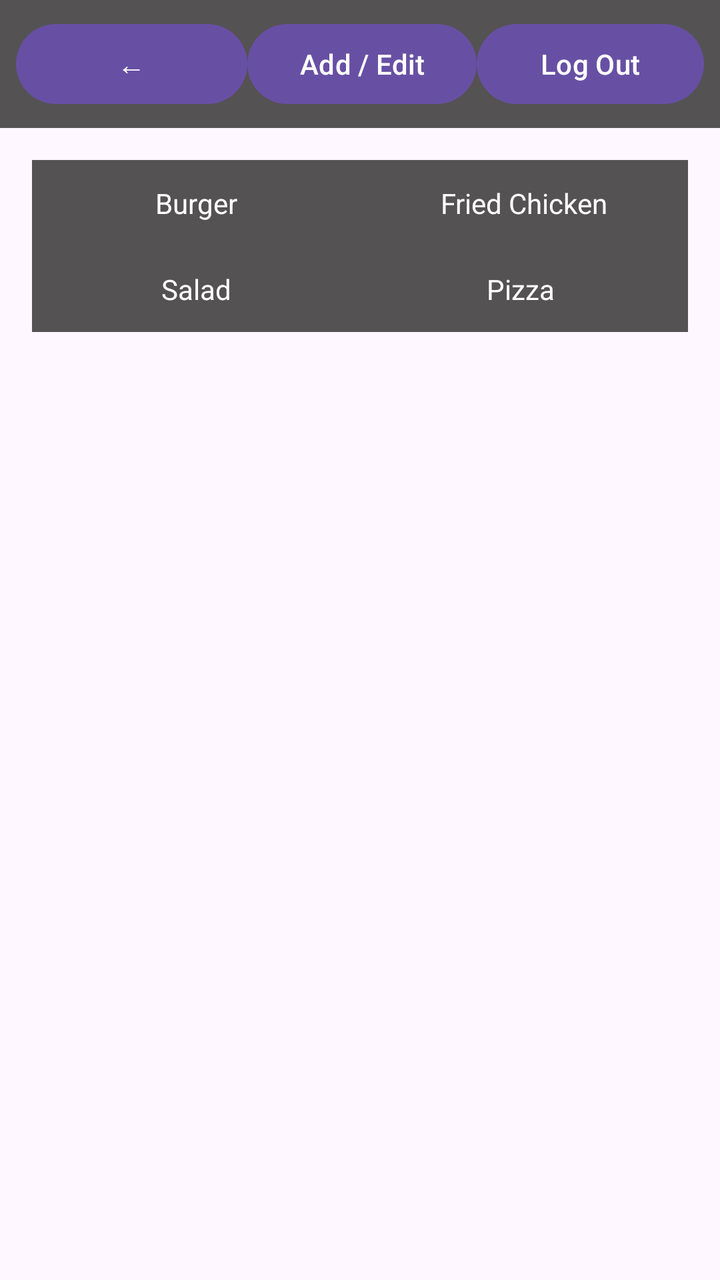
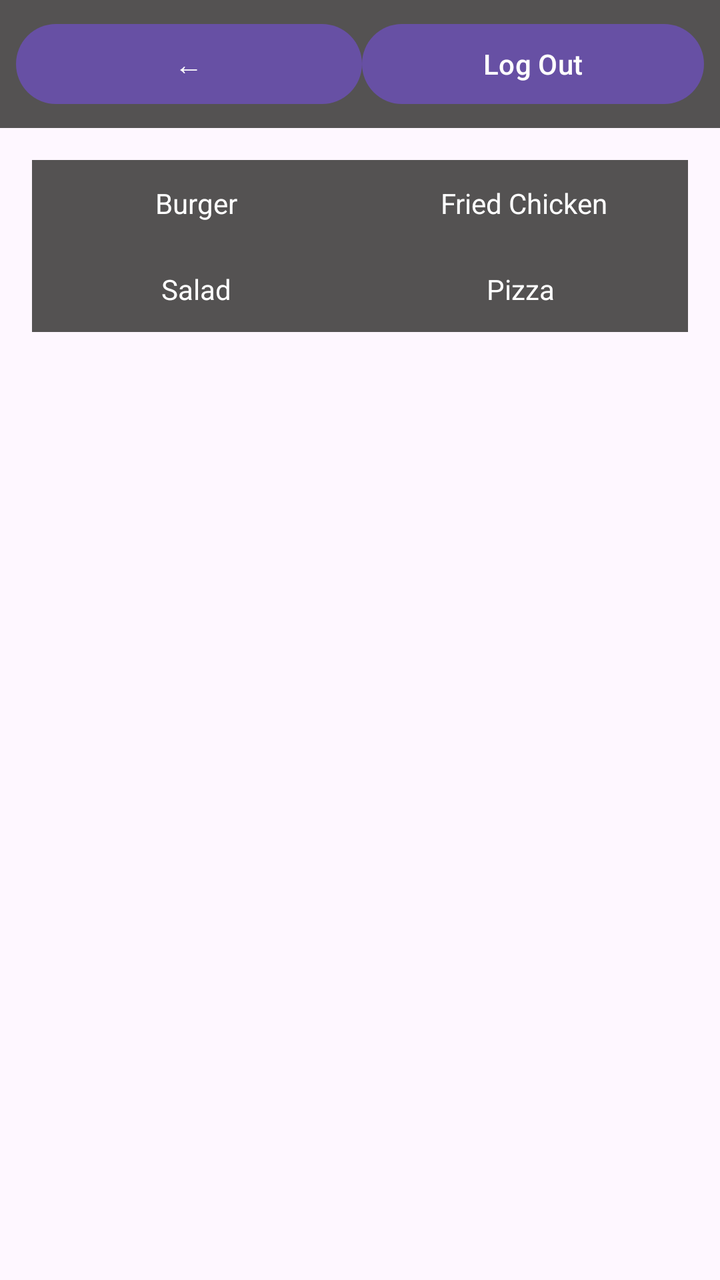

Two renders of the same Android screen: before a commit and after it. Below are the layout's source before the change and the commit's diff.
<!-- AndroidManifest.xml: application theme Theme.MyApplication -->
<!-- res/layout/activity_menu.xml -->
<?xml version="1.0" encoding="utf-8"?>
<androidx.constraintlayout.widget.ConstraintLayout xmlns:android="http://schemas.android.com/apk/res/android"
    xmlns:app="http://schemas.android.com/apk/res-auto"
    xmlns:tools="http://schemas.android.com/tools"
    android:id="@+id/main"
    android:layout_width="match_parent"
    android:layout_height="match_parent"
    tools:context=".Menu">

    
    <LinearLayout
        android:id="@+id/topBar"
        android:layout_width="0dp"
        android:layout_height="wrap_content"
        android:background="#545252"
        android:gravity="center_vertical"
        android:orientation="horizontal"
        android:padding="8dp"
        app:layout_constraintEnd_toEndOf="parent"
        app:layout_constraintStart_toStartOf="parent"
        app:layout_constraintTop_toTopOf="parent">

        <Button
            android:id="@+id/button4"
            android:layout_width="2dp"
            android:layout_height="wrap_content"
            android:layout_weight="1"
            android:text="←" />

        <Button
            android:id="@+id/button9"
            android:layout_width="1dp"
            android:layout_height="wrap_content"
            android:layout_weight="1"
            android:text="Add / Edit" />

        <Button
            android:id="@+id/button11"
            android:layout_width="0dp"
            android:layout_height="wrap_content"
            android:layout_weight="1"
            android:text="Log Out" />
    </LinearLayout>

    
    <TableLayout
        android:id="@+id/menuTable"
        android:layout_width="0dp"
        android:layout_height="0dp"
        android:stretchColumns="*"
        android:padding="16dp"
        app:layout_constraintTop_toBottomOf="@id/topBar"
        app:layout_constraintBottom_toBottomOf="parent"
        app:layout_constraintStart_toStartOf="parent"
        app:layout_constraintEnd_toEndOf="parent">

        
        <TableRow>

            <TextView
                android:layout_width="0dp"
                android:layout_height="wrap_content"
                android:layout_weight="1"
                android:background="#545252"
                android:gravity="center"
                android:padding="12dp"
                android:text="Burger"
                android:textColor="@android:color/white" />

            <TextView
                android:text="Fried Chicken"
                android:layout_width="0dp"
                android:layout_height="wrap_content"
                android:padding="12dp"
                android:gravity="center"
                android:background="#545252"
                android:textColor="@android:color/white"
                android:layout_weight="1"/>
        </TableRow>

        
        <TableRow>
            <TextView
                android:text="Salad"
                android:layout_width="0dp"
                android:layout_height="wrap_content"
                android:padding="12dp"
                android:gravity="center"
                android:background="#545252"
                android:textColor="@android:color/white"
                android:layout_weight="1"/>

            <TextView
                android:text="Pizza
"
                android:layout_width="0dp"
                android:layout_height="wrap_content"
                android:padding="12dp"
                android:gravity="center"
                android:background="#545252"
                android:textColor="@android:color/white"
                android:layout_weight="1"/>
        </TableRow>

    </TableLayout>
</androidx.constraintlayout.widget.ConstraintLayout>
<!-- resources referenced by this layout -->
<resources>
  <style name="Theme.MyApplication" parent="Base.Theme.MyApplication" />
  <style name="Base.Theme.MyApplication" parent="Theme.Material3.DayNight.NoActionBar">
          
          
      </style>
</resources>

<!-- the commit's change to res/layout/activity_menu.xml (unified diff, before → after) -->
@@ -32,7 +32,9 @@
             android:layout_width="1dp"
             android:layout_height="wrap_content"
             android:layout_weight="1"
-            android:text="Add / Edit" />
+            android:text="Add / Edit"
+            android:visibility="gone"
+            tools:visibility="visible" />
 
         <Button
             android:id="@+id/button11"
